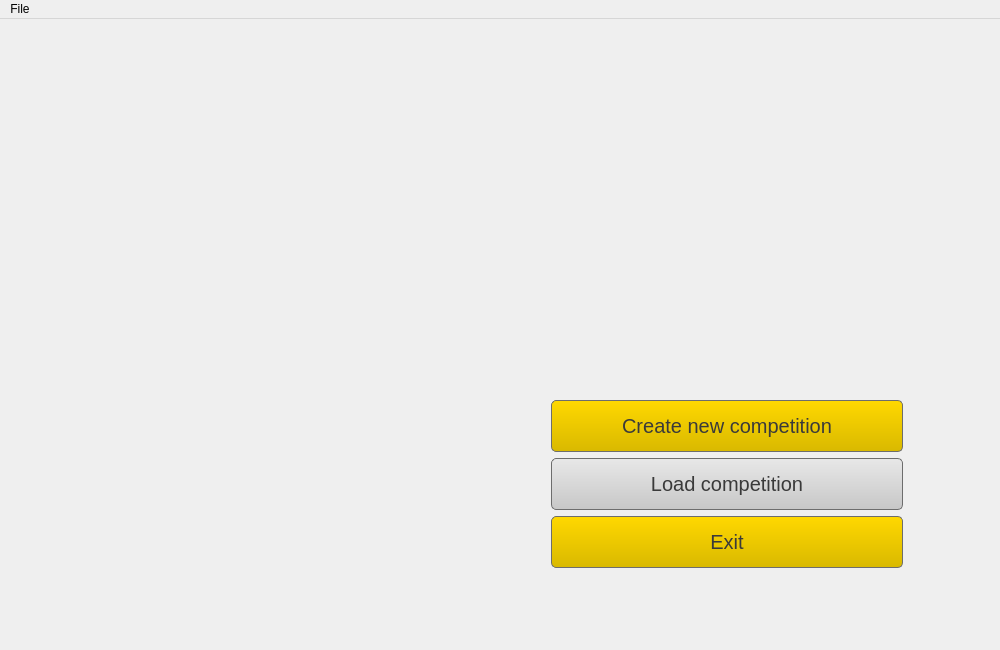
First picture: the form in sources/FootballEditor16/GUIApp/mainwindow.ui, repository vaddya/FootballEditor16, before the edit.
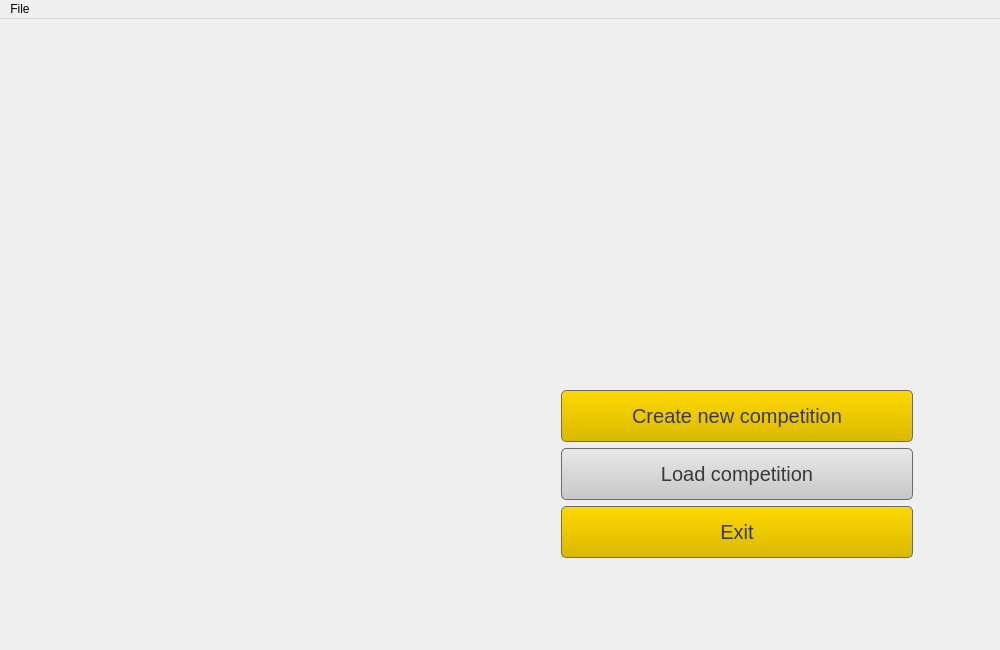
Second picture: the form after the edit. Icons and pictures are not drawn.

Commit message: core and gui working together

Patch:
```diff
--- a/sources/FootballEditor16/GUIApp/mainwindow.ui
+++ b/sources/FootballEditor16/GUIApp/mainwindow.ui
@@ -49,13 +49,13 @@
    <bool>false</bool>
   </property>
   <widget class="QWidget" name="centralWidget">
-   <widget class="QWidget" name="">
+   <widget class="QWidget" name="layoutWidget">
     <property name="geometry">
      <rect>
-      <x>540</x>
-      <y>370</y>
-      <width>362</width>
-      <height>171</height>
+      <x>550</x>
+      <y>360</y>
+      <width>351</width>
+      <height>191</height>
      </rect>
     </property>
     <layout class="QVBoxLayout" name="verticalLayout_2">
@@ -68,7 +68,7 @@
         <bool>true</bool>
        </property>
        <property name="sizePolicy">
-        <sizepolicy hsizetype="Preferred" vsizetype="Preferred">
+        <sizepolicy hsizetype="Fixed" vsizetype="Fixed">
          <horstretch>0</horstretch>
          <verstretch>0</verstretch>
         </sizepolicy>
@@ -131,6 +131,12 @@
        <property name="enabled">
         <bool>false</bool>
        </property>
+       <property name="sizePolicy">
+        <sizepolicy hsizetype="Fixed" vsizetype="Fixed">
+         <horstretch>0</horstretch>
+         <verstretch>0</verstretch>
+        </sizepolicy>
+       </property>
        <property name="minimumSize">
         <size>
          <width>0</width>
@@ -183,6 +189,12 @@
        <property name="enabled">
         <bool>true</bool>
        </property>
+       <property name="sizePolicy">
+        <sizepolicy hsizetype="Fixed" vsizetype="Fixed">
+         <horstretch>0</horstretch>
+         <verstretch>0</verstretch>
+        </sizepolicy>
+       </property>
        <property name="minimumSize">
         <size>
          <width>0</width>
```
The commit also changes 4 other files.
